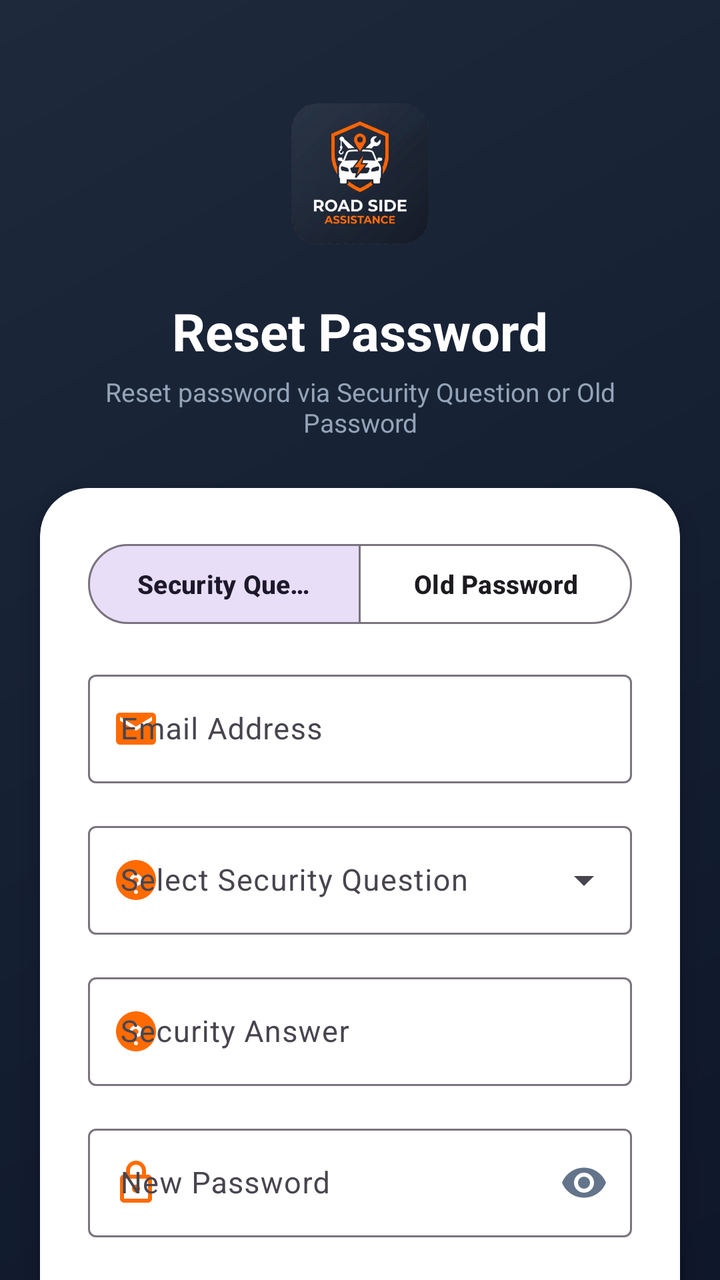
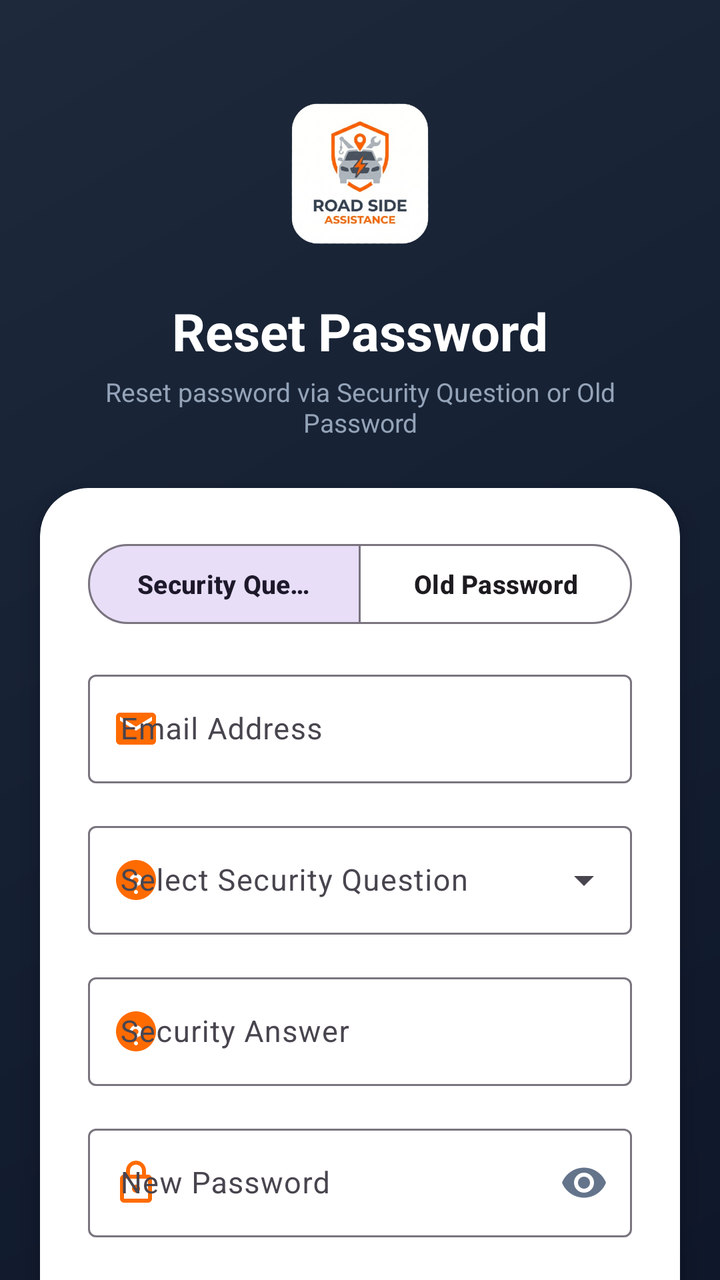

The first picture is an Android layout as it rendered before a commit; the second is the same layout after the commit. The layout source and the unified diff follow.
<!-- AndroidManifest.xml: application theme Theme.RoadSideAssistance -->
<!-- res/layout/activity_forgot_password.xml -->
<?xml version="1.0" encoding="utf-8"?>
<androidx.coordinatorlayout.widget.CoordinatorLayout xmlns:android="http://schemas.android.com/apk/res/android"
    xmlns:app="http://schemas.android.com/apk/res-auto"
    xmlns:tools="http://schemas.android.com/tools"
    android:id="@+id/main"
    android:layout_width="match_parent"
    android:layout_height="match_parent"
    android:background="@drawable/splash_bg_gradient"
    tools:context=".ForgotPasswordActivity">

    <androidx.core.widget.NestedScrollView
        android:layout_width="match_parent"
        android:layout_height="match_parent"
        android:fillViewport="true">

        <LinearLayout
            android:layout_width="match_parent"
            android:layout_height="wrap_content"
            android:orientation="vertical"
            android:paddingBottom="32dp">

            
            <LinearLayout
                android:layout_width="match_parent"
                android:layout_height="wrap_content"
                android:gravity="center"
                android:orientation="vertical"
                android:paddingStart="24dp"
                android:paddingTop="36dp"
                android:paddingEnd="24dp"
                android:paddingBottom="20dp">

                <ImageView
                    android:id="@+id/imgLogo"
                    android:layout_width="100dp"
                    android:layout_height="100dp"
                    android:adjustViewBounds="true"
                    android:contentDescription="@string/app_name"
                    android:scaleType="fitCenter"
                    android:src="@drawable/logo" />

                <TextView
                    android:layout_width="wrap_content"
                    android:layout_height="wrap_content"
                    android:layout_marginTop="12dp"
                    android:text="@string/title_forgot_password"
                    android:textColor="@color/text_white"
                    android:textSize="26sp"
                    android:textStyle="bold" />

                <TextView
                    android:layout_width="wrap_content"
                    android:layout_height="wrap_content"
                    android:layout_marginTop="4dp"
                    android:gravity="center"
                    android:text="@string/subtitle_forgot_password"
                    android:textColor="@color/text_muted"
                    android:textSize="13sp" />

            </LinearLayout>

            
            <com.google.android.material.card.MaterialCardView
                android:layout_width="match_parent"
                android:layout_height="wrap_content"
                android:layout_marginStart="20dp"
                android:layout_marginTop="4dp"
                android:layout_marginEnd="20dp"
                android:layout_marginBottom="16dp"
                app:cardBackgroundColor="@color/card_bg"
                app:cardCornerRadius="24dp"
                app:cardElevation="8dp"
                app:strokeWidth="0dp">

                <LinearLayout
                    android:layout_width="match_parent"
                    android:layout_height="wrap_content"
                    android:orientation="vertical"
                    android:padding="24dp">

                    
                    <com.google.android.material.button.MaterialButtonToggleGroup
                        android:id="@+id/toggleGroupMethod"
                        android:layout_width="match_parent"
                        android:layout_height="wrap_content"
                        android:layout_marginBottom="16dp"
                        app:checkedButton="@+id/btnMethodQuestion"
                        app:selectionRequired="true"
                        app:singleSelection="true">

                        <com.google.android.material.button.MaterialButton
                            android:id="@+id/btnMethodQuestion"
                            style="@style/Widget.Material3.Button.OutlinedButton"
                            android:layout_width="0dp"
                            android:layout_height="wrap_content"
                            android:layout_weight="1"
                            android:text="@string/tab_security_question"
                            android:textSize="13sp"
                            android:textStyle="bold" />

                        <com.google.android.material.button.MaterialButton
                            android:id="@+id/btnMethodOldPassword"
                            style="@style/Widget.Material3.Button.OutlinedButton"
                            android:layout_width="0dp"
                            android:layout_height="wrap_content"
                            android:layout_weight="1"
                            android:text="@string/tab_old_password"
                            android:textSize="13sp"
                            android:textStyle="bold" />

                    </com.google.android.material.button.MaterialButtonToggleGroup>

                    
                    <com.google.android.material.textfield.TextInputLayout
                        android:id="@+id/tilEmail"
                        style="@style/Widget.Material3.TextInputLayout.OutlinedBox"
                        android:layout_width="match_parent"
                        android:layout_height="wrap_content"
                        android:hint="@string/hint_email"
                        app:startIconDrawable="@drawable/ic_email"
                        app:startIconTint="@color/primary_orange">

                        <com.google.android.material.textfield.TextInputEditText
                            android:id="@+id/etEmail"
                            android:layout_width="match_parent"
                            android:layout_height="wrap_content"
                            android:inputType="textEmailAddress"
                            android:maxLines="1"
                            android:textSize="15sp" />

                    </com.google.android.material.textfield.TextInputLayout>

                    
                    <LinearLayout
                        android:id="@+id/layoutSecurityQuestion"
                        android:layout_width="match_parent"
                        android:layout_height="wrap_content"
                        android:orientation="vertical"
                        android:visibility="visible">

                        
                        <com.google.android.material.textfield.TextInputLayout
                            android:id="@+id/tilSecurityQuestion"
                            style="@style/Widget.Material3.TextInputLayout.OutlinedBox.ExposedDropdownMenu"
                            android:layout_width="match_parent"
                            android:layout_height="wrap_content"
                            android:layout_marginTop="16dp"
                            android:hint="@string/hint_security_question"
                            app:startIconDrawable="@drawable/ic_help_question"
                            app:startIconTint="@color/primary_orange">

                            <AutoCompleteTextView
                                android:id="@+id/actvSecurityQuestion"
                                android:layout_width="match_parent"
                                android:layout_height="wrap_content"
                                android:inputType="none"
                                android:textSize="15sp" />

                        </com.google.android.material.textfield.TextInputLayout>

                        
                        <com.google.android.material.textfield.TextInputLayout
                            android:id="@+id/tilSecurityAnswer"
                            style="@style/Widget.Material3.TextInputLayout.OutlinedBox"
                            android:layout_width="match_parent"
                            android:layout_height="wrap_content"
                            android:layout_marginTop="16dp"
                            android:hint="@string/hint_security_answer"
                            app:startIconDrawable="@drawable/ic_help_question"
                            app:startIconTint="@color/primary_orange">

                            <com.google.android.material.textfield.TextInputEditText
                                android:id="@+id/etSecurityAnswer"
                                android:layout_width="match_parent"
                                android:layout_height="wrap_content"
                                android:inputType="text"
                                android:maxLines="1"
                                android:textSize="15sp" />

                        </com.google.android.material.textfield.TextInputLayout>

                    </LinearLayout>

                    
                    <LinearLayout
                        android:id="@+id/layoutOldPassword"
                        android:layout_width="match_parent"
                        android:layout_height="wrap_content"
                        android:orientation="vertical"
                        android:visibility="gone">

                        <com.google.android.material.textfield.TextInputLayout
                            android:id="@+id/tilOldPassword"
                            style="@style/Widget.Material3.TextInputLayout.OutlinedBox"
                            android:layout_width="match_parent"
                            android:layout_height="wrap_content"
                            android:layout_marginTop="16dp"
                            android:hint="@string/hint_old_password"
                            app:endIconMode="password_toggle"
                            app:endIconTint="@color/icon_tint"
                            app:startIconDrawable="@drawable/ic_lock"
                            app:startIconTint="@color/primary_orange">

                            <com.google.android.material.textfield.TextInputEditText
                                android:id="@+id/etOldPassword"
                                android:layout_width="match_parent"
                                android:layout_height="wrap_content"
                                android:inputType="textPassword"
                                android:maxLines="1"
                                android:textSize="15sp" />

                        </com.google.android.material.textfield.TextInputLayout>

                    </LinearLayout>

                    
                    <com.google.android.material.textfield.TextInputLayout
                        android:id="@+id/tilNewPassword"
                        style="@style/Widget.Material3.TextInputLayout.OutlinedBox"
                        android:layout_width="match_parent"
                        android:layout_height="wrap_content"
                        android:layout_marginTop="16dp"
                        android:hint="@string/hint_new_password"
                        app:endIconMode="password_toggle"
                        app:endIconTint="@color/icon_tint"
                        app:startIconDrawable="@drawable/ic_lock"
                        app:startIconTint="@color/primary_orange">

                        <com.google.android.material.textfield.TextInputEditText
                            android:id="@+id/etNewPassword"
                            android:layout_width="match_parent"
                            android:layout_height="wrap_content"
                            android:inputType="textPassword"
                            android:maxLines="1"
                            android:textSize="15sp" />

                    </com.google.android.material.textfield.TextInputLayout>

                    
                    <com.google.android.material.textfield.TextInputLayout
                        android:id="@+id/tilConfirmPassword"
                        style="@style/Widget.Material3.TextInputLayout.OutlinedBox"
                        android:layout_width="match_parent"
                        android:layout_height="wrap_content"
                        android:layout_marginTop="16dp"
                        android:hint="@string/hint_confirm_password"
                        app:endIconMode="password_toggle"
                        app:endIconTint="@color/icon_tint"
                        app:startIconDrawable="@drawable/ic_lock"
                        app:startIconTint="@color/primary_orange">

                        <com.google.android.material.textfield.TextInputEditText
                            android:id="@+id/etConfirmPassword"
                            android:layout_width="match_parent"
                            android:layout_height="wrap_content"
                            android:inputType="textPassword"
                            android:maxLines="1"
                            android:textSize="15sp" />

                    </com.google.android.material.textfield.TextInputLayout>

                    
                    <com.google.android.material.button.MaterialButton
                        android:id="@+id/btnResetPassword"
                        android:layout_width="match_parent"
                        android:layout_height="54dp"
                        android:layout_marginTop="24dp"
                        android:backgroundTint="@color/primary_orange"
                        android:text="@string/btn_reset_password"
                        android:textColor="@color/text_white"
                        android:textSize="16sp"
                        android:textStyle="bold"
                        app:cornerRadius="12dp" />

                    
                    <ProgressBar
                        android:id="@+id/progressBar"
                        android:layout_width="wrap_content"
                        android:layout_height="wrap_content"
                        android:layout_gravity="center"
                        android:layout_marginTop="16dp"
                        android:indeterminateTint="@color/primary_orange"
                        android:visibility="gone" />

                    
                    <LinearLayout
                        android:layout_width="wrap_content"
                        android:layout_height="wrap_content"
                        android:layout_gravity="center"
                        android:layout_marginTop="20dp"
                        android:orientation="horizontal">

                        <TextView
                            android:layout_width="wrap_content"
                            android:layout_height="wrap_content"
                            android:text="@string/text_already_have_account"
                            android:textColor="@color/text_secondary"
                            android:textSize="14sp" />

                        <TextView
                            android:id="@+id/tvBackToLogin"
                            android:layout_width="wrap_content"
                            android:layout_height="wrap_content"
                            android:text="@string/text_login"
                            android:textColor="@color/primary_orange"
                            android:textSize="14sp"
                            android:textStyle="bold" />

                    </LinearLayout>

                </LinearLayout>

            </com.google.android.material.card.MaterialCardView>

        </LinearLayout>

    </androidx.core.widget.NestedScrollView>

</androidx.coordinatorlayout.widget.CoordinatorLayout>
<!-- resources referenced by this layout -->
<resources>
  <color name="card_bg">#FFFFFF</color>
  <color name="icon_tint">#64748B</color>
  <color name="primary_orange">#FF6B00</color>
  <color name="text_muted">#94A3B8</color>
  <color name="text_secondary">#64748B</color>
  <color name="text_white">#FFFFFF</color>
  <!-- drawable ic_email (drawable) -->
  <vector xmlns:android="http://schemas.android.com/apk/res/android"
      android:width="24dp"
      android:height="24dp"
      android:viewportWidth="24"
      android:viewportHeight="24">
    <path
        android:fillColor="@color/icon_tint"
        android:pathData="M20,4H4c-1.1,0 -1.99,0.9 -1.99,2L2,18c0,1.1 0.9,2 2,2h16c1.1,0 2,-0.9 2,-2V6c0,-1.1 -0.9,-2 -2,-2zM20,8l-8,5 -8,-5V6l8,5 8,-5v2z"/>
  </vector>
  <!-- drawable ic_help_question (drawable) -->
  <vector xmlns:android="http://schemas.android.com/apk/res/android"
      android:width="24dp"
      android:height="24dp"
      android:viewportWidth="24"
      android:viewportHeight="24">
    <path
        android:fillColor="@color/icon_tint"
        android:pathData="M12,2C6.48,2 2,6.48 2,12s4.48,10 10,10 10,-4.48 10,-10S17.52,2 12,2zM12,19c-0.55,0 -1,-0.45 -1,-1s0.45,-1 1,-1 1,0.45 1,1 -0.45,1 -1,1zM13.07,14.75c-0.42,0.26 -0.57,0.48 -0.57,0.96h-1.5v-0.34c0,-0.83 0.43,-1.3 1.07,-1.69 0.63,-0.38 1.18,-0.74 1.18,-1.43 0,-0.83 -0.67,-1.5 -1.5,-1.5s-1.5,0.67 -1.5,1.5H8.75c0,-1.79 1.46,-3.25 3.25,-3.25s3.25,1.46 3.25,3.25c0,1.26 -0.84,1.86 -1.68,2.37z"/>
  </vector>
  <!-- drawable ic_lock (drawable) -->
  <vector xmlns:android="http://schemas.android.com/apk/res/android"
      android:width="24dp"
      android:height="24dp"
      android:viewportWidth="24"
      android:viewportHeight="24">
    <path
        android:fillColor="@color/icon_tint"
        android:pathData="M18,8h-1V6c0,-2.76 -2.24,-5 -5,-5S7,3.24 7,6v2H6c-1.1,0 -2,0.9 -2,2v10c0,1.1 0.9,2 2,2h12c1.1,0 2,-0.9 2,-2V10c0,-1.1 -0.9,-2 -2,-2zM9,6c0,-1.66 1.34,-3 3,-3s3,1.34 3,3v2H9V6zM18,20H6V10h12v10zM12,13c-1.1,0 -2,0.9 -2,2s0.9,2 2,2 2,-0.9 2,-2 -0.9,-2 -2,-2z"/>
  </vector>
  <!-- drawable logo: png bitmap (drawable, 157854 bytes) -->
  <!-- drawable splash_bg_gradient (drawable) -->
  <?xml version="1.0" encoding="utf-8"?>
  <shape xmlns:android="http://schemas.android.com/apk/res/android"
      android:shape="rectangle">
      <gradient
          android:angle="135"
          android:startColor="@color/splash_bg_start"
          android:centerColor="#152033"
          android:endColor="@color/splash_bg_end"
          android:type="linear" />
  </shape>
  <string name="app_name">Roadside Assistance</string>
  <string name="btn_reset_password">Reset Password</string>
  <string name="hint_confirm_password">Confirm Password</string>
  <string name="hint_email">Email Address</string>
  <string name="hint_new_password">New Password</string>
  <string name="hint_old_password">Old Password</string>
  <string name="hint_security_answer">Security Answer</string>
  <string name="hint_security_question">Select Security Question</string>
  <string name="subtitle_forgot_password">Reset password via Security Question or Old Password</string>
  <string name="tab_old_password">Old Password</string>
  <string name="tab_security_question">Security Question</string>
  <string name="text_already_have_account">Already have an account? </string>
  <string name="text_login">Login</string>
  <string name="title_forgot_password">Reset Password</string>
  <style name="Theme.RoadSideAssistance" parent="Base.Theme.RoadSideAssistance" />
  <color name="splash_bg_start">#0F172A</color>
  <color name="splash_bg_end">#1E293B</color>
  <style name="Base.Theme.RoadSideAssistance" parent="Theme.Material3.DayNight.NoActionBar">
          
          
      </style>
</resources>

<!-- the commit's change to res/layout/activity_forgot_password.xml (unified diff, before → after) -->
@@ -37,7 +37,7 @@
                     android:adjustViewBounds="true"
                     android:contentDescription="@string/app_name"
                     android:scaleType="fitCenter"
-                    android:src="@drawable/logo" />
+                    android:src="@drawable/logo_new" />
 
                 <TextView
                     android:layout_width="wrap_content"
<!-- resource entries referenced after the edit -->
@@ -36,7 +36,7 @@
         android:fillColor="@color/icon_tint"
         android:pathData="M18,8h-1V6c0,-2.76 -2.24,-5 -5,-5S7,3.24 7,6v2H6c-1.1,0 -2,0.9 -2,2v10c0,1.1 0.9,2 2,2h12c1.1,0 2,-0.9 2,-2V10c0,-1.1 -0.9,-2 -2,-2zM9,6c0,-1.66 1.34,-3 3,-3s3,1.34 3,3v2H9V6zM18,20H6V10h12v10zM12,13c-1.1,0 -2,0.9 -2,2s0.9,2 2,2 2,-0.9 2,-2 -0.9,-2 -2,-2z"/>
   </vector>
-  <!-- drawable logo: png bitmap (drawable, 157854 bytes) -->
+  <!-- drawable logo_new: png bitmap (drawable, 132657 bytes) -->
   <!-- drawable splash_bg_gradient (drawable) -->
   <?xml version="1.0" encoding="utf-8"?>
   <shape xmlns:android="http://schemas.android.com/apk/res/android"
